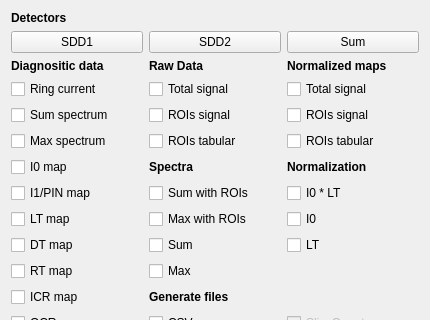
Above: analyse.ui from pfilipl/PolyX-XRF-Data-Analyser before the change; both pictures show x 0 to 430 and y 0 to 320 of the 430 by 550 pixel window. Below: the same form after it.
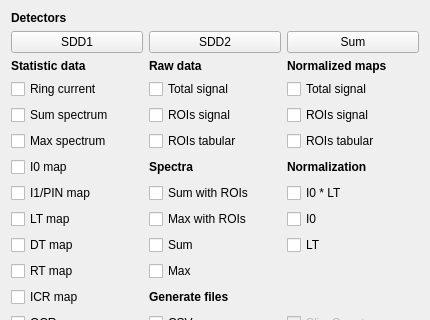
That is the form after the change.

Commit message: Changing "DiagnosticData" to "StatisticData"

Patch:
```diff
--- a/analyse.ui
+++ b/analyse.ui
@@ -337,7 +337,7 @@
         </font>
        </property>
        <property name="text">
-        <string>Raw Data</string>
+        <string>Raw data</string>
        </property>
       </widget>
      </item>
@@ -567,7 +567,7 @@
         </font>
        </property>
        <property name="text">
-        <string>Diagnositic data</string>
+        <string>Statistic data</string>
        </property>
        <property name="wordWrap">
         <bool>true</bool>
```
Left out of the diff: 2 changed lines with no effect on the pictures. The commit also changes 1 other file.
